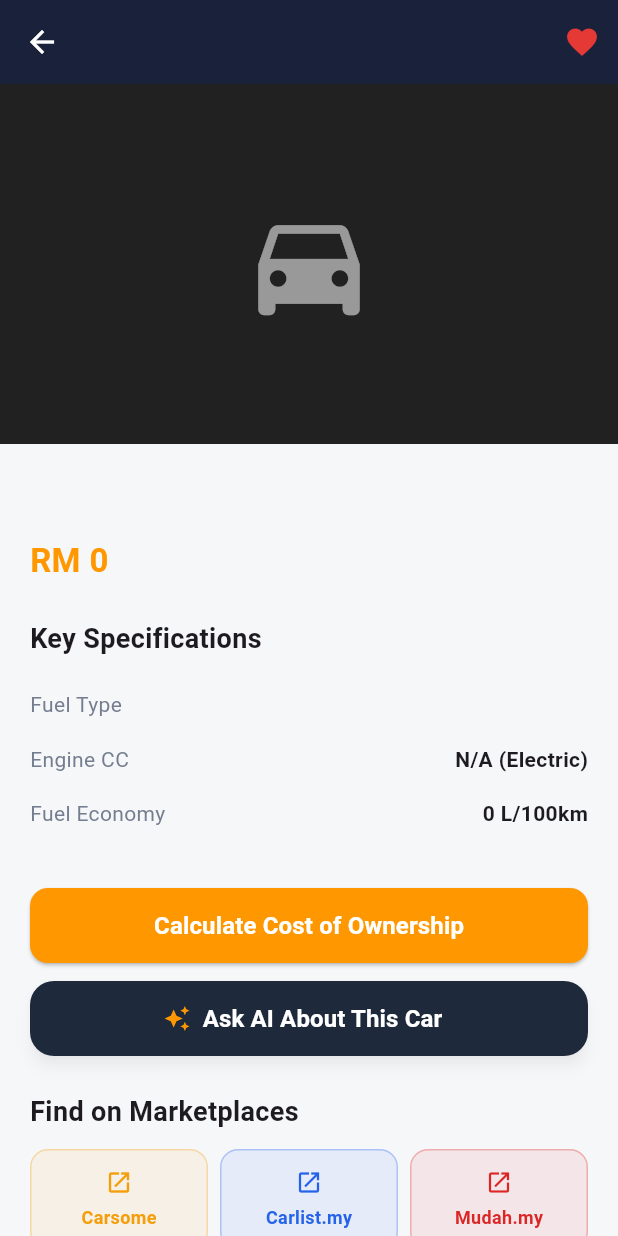
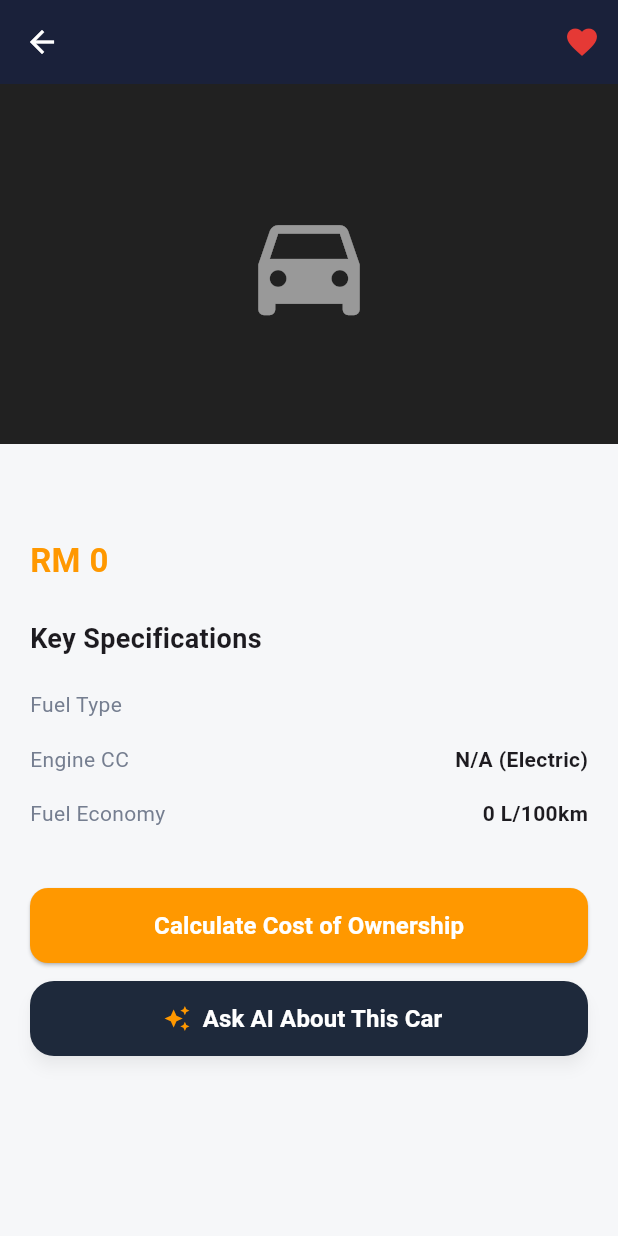
Before and after one commit to taneason/CarDecide, a Flutter app: the CarDetailScreen screen opened directly with empty values, on a phone screen of 412 x 824 dp. Run offline on Flutter 3.47's test engine with Material 3 defaults, Android fonts, the phone set to English and light mode, and no system bars; our stand-ins replace cached_network_image, flutter_dotenv, flutter_map, flutter_markdown, geolocator, google_generative_ai and 5 more; accounts and stored records are empty.

Commit message:
undo change

```diff
--- a/lib/screens/car_detail_screen.dart
+++ b/lib/screens/car_detail_screen.dart
@@ -5,7 +5,6 @@ import 'ownership_calculators.dart';
 import 'ai_chat_screen.dart';
 import 'main_screen.dart';
 
-import 'package:url_launcher/url_launcher.dart';
 import 'package:supabase_flutter/supabase_flutter.dart';
 import '../services/auth_service.dart';
 
@@ -225,76 +224,8 @@ class _CarDetailScreenState extends State<CarDetailScreen> {
                       ),
                     ),
                   ),
-                  const SizedBox(height: 24),
-                  const Text('Find on Marketplaces', style: TextStyle(fontSize: 18, fontWeight: FontWeight.bold)),
-                  const SizedBox(height: 12),
-                  Row(
-                    children: [
-                      Expanded(
-                        child: _buildMarketplaceButton(
-                          'Carsome',
-                          const Color(0xFFF59E0B),
-                          () => _launchMarketplace('https://www.carsome.my/buy-car?q=${Uri.encodeComponent("${car['make']} ${car['model']}")}'),
-                        ),
-                      ),
-                      const SizedBox(width: 8),
-                      Expanded(
-                        child: _buildMarketplaceButton(
-                          'Carlist.my',
-                          const Color(0xFF2563EB),
-                          () => _launchMarketplace('https://www.carlist.my/cars-for-sale?q=${Uri.encodeComponent("${car['make']} ${car['model']}")}'),
-                        ),
-                      ),
-                      const SizedBox(width: 8),
-                      Expanded(
-                        child: _buildMarketplaceButton(
-                          'Mudah.my',
-                          const Color(0xFFDC2626),
-                          () => _launchMarketplace('https://www.mudah.my/malaysia/cars-for-sale?q=${Uri.encodeComponent("${car['make']} ${car['model']}")}'),
-                        ),
-                      ),
-                    ],
-                  ),
                 ],
               ),
-            ),
-          ],
-        ),
-      ),
-    );
-  }
-
-  Future<void> _launchMarketplace(String url) async {
-    final uri = Uri.parse(url);
-    try {
-      await launchUrl(uri, mode: LaunchMode.externalApplication);
-    } catch (e) {
-      if (mounted) {
-        ScaffoldMessenger.of(context).showSnackBar(
-          const SnackBar(content: Text('Could not open marketplace link')),
-        );
-      }
-    }
-  }
-
-  Widget _buildMarketplaceButton(String name, Color color, VoidCallback onTap) {
-    return InkWell(
-      onTap: onTap,
-      borderRadius: BorderRadius.circular(12),
-      child: Container(
-        padding: const EdgeInsets.symmetric(vertical: 12),
-        decoration: BoxDecoration(
-          color: color.withValues(alpha: 0.08),
-          border: Border.all(color: color.withValues(alpha: 0.3)),
-          borderRadius: BorderRadius.circular(12),
-        ),
-        child: Column(
-          children: [
-            Icon(Icons.open_in_new, size: 18, color: color),
-            const SizedBox(height: 6),
-            Text(
-              name,
-              style: TextStyle(fontSize: 12, fontWeight: FontWeight.bold, color: color),
             ),
           ],
         ),
```
